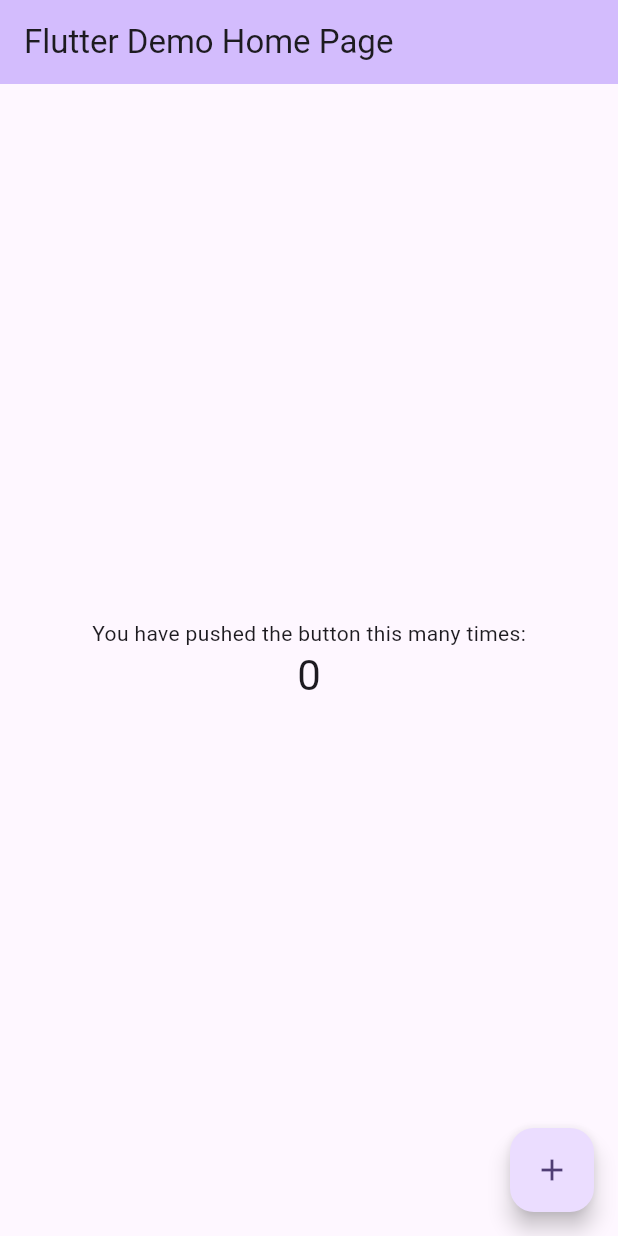
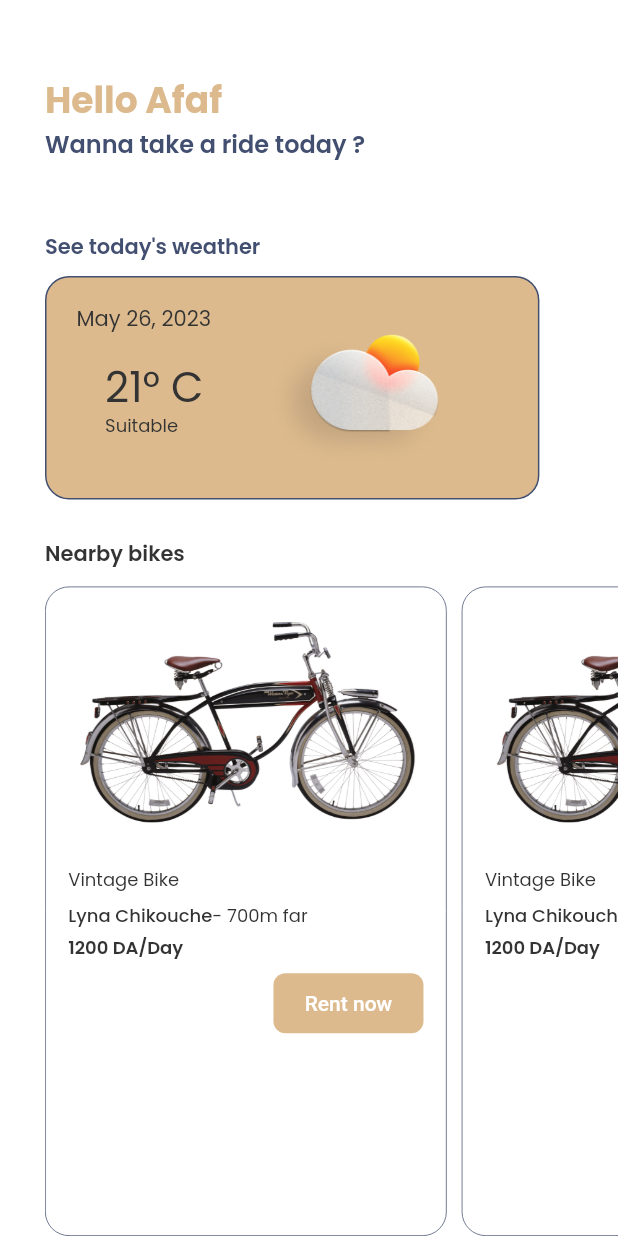
Before and after one commit to MeriemAfafHaddou/BikeShare-frontend, a Flutter app: the screen it shows after launch, on a phone screen of 412 x 824 dp. Run offline on Flutter 3.47's test engine with Material 2 defaults, Android fonts, the phone set to English and light mode, and no system bars; our stand-ins replace google_fonts, weather.

Commit message:
Screen : home

```diff
--- a/lib/config/colors.dart
+++ b/lib/config/colors.dart
@@ -1,7 +1,7 @@
 import 'package:flutter/material.dart';
 
 class AppColors {
-  static const beige = Color(0xFFDCBA8D);
+  static const yellow = Color(0xFFDCBA8D);
   static const blue = Color(0xFF424F70);
   static const grey = Color(0xFF656565);
   static const darkGrey = Color(0xFF333333);
--- a/lib/config/theme.dart
+++ b/lib/config/theme.dart
@@ -1,14 +1,13 @@
 import 'package:flutter/material.dart';
 import 'package:google_fonts/google_fonts.dart';
-
-import 'colors.dart';
+import 'config.dart';
 
 class AppTheme {
   static ThemeData defaultTheme = ThemeData(
       scaffoldBackgroundColor: AppColors.white,
       textTheme: TextTheme(
-        titleLarge: GoogleFonts.poppins(
-            fontWeight: FontWeight.w700, fontSize: 24),
+        titleLarge: GoogleFonts.pacifico(
+            fontWeight: FontWeight.w700, fontSize: 24, height: 36),
         titleMedium: GoogleFonts.poppins(
             fontWeight: FontWeight.w600, fontSize: 24),
         titleSmall: GoogleFonts.poppins(
--- a/lib/main.dart
+++ b/lib/main.dart
@@ -1,3 +1,4 @@
+import 'package:bikeshare/views/home.dart';
 import 'package:flutter/material.dart';
 
 void main() {
@@ -11,115 +12,8 @@ class MyApp extends StatelessWidget {
   @override
   Widget build(BuildContext context) {
     return MaterialApp(
-      title: 'Flutter Demo',
-      theme: ThemeData(
-        // This is the theme of your application.
-        //
-        // TRY THIS: Try running your application with "flutter run". You'll see
-        // the application has a blue toolbar. Then, without quitting the app,
-        // try changing the seedColor in the colorScheme below to Colors.green
-        // and then invoke "hot reload" (save your changes or press the "hot
-        // reload" button in a Flutter-supported IDE, or press "r" if you used
-        // the command line to start the app).
-        //
-        // Notice that the counter didn't reset back to zero; the application
-        // state is not lost during the reload. To reset the state, use hot
-        // restart instead.
-        //
-        // This works for code too, not just values: Most code changes can be
-        // tested with just a hot reload.
-        colorScheme: ColorScheme.fromSeed(seedColor: Colors.deepPurple),
-        useMaterial3: true,
-      ),
-      home: const MyHomePage(title: 'Flutter Demo Home Page'),
+      debugShowCheckedModeBanner:false,
+      home: Home(),
     );
   }
 }
-
-class MyHomePage extends StatefulWidget {
-  const MyHomePage({super.key, required this.title});
-
-  // This widget is the home page of your application. It is stateful, meaning
-  // that it has a State object (defined below) that contains fields that affect
-  // how it looks.
-
-  // This class is the configuration for the state. It holds the values (in this
-  // case the title) provided by the parent (in this case the App widget) and
-  // used by the build method of the State. Fields in a Widget subclass are
-  // always marked "final".
-
-  final String title;
-
-  @override
-  State<MyHomePage> createState() => _MyHomePageState();
-}
-
-class _MyHomePageState extends State<MyHomePage> {
-  int _counter = 0;
-
-  void _incrementCounter() {
-    setState(() {
-      // This call to setState tells the Flutter framework that something has
-      // changed in this State, which causes it to rerun the build method below
-      // so that the display can reflect the updated values. If we changed
-      // _counter without calling setState(), then the build method would not be
-      // called again, and so nothing would appear to happen.
-      _counter++;
-    });
-  }
-
-  @override
-  Widget build(BuildContext context) {
-    // This method is rerun every time setState is called, for instance as done
-    // by the _incrementCounter method above.
-    //
-    // The Flutter framework has been optimized to make rerunning build methods
-    // fast, so that you can just rebuild anything that needs updating rather
-    // than having to individually change instances of widgets.
-    return Scaffold(
-      appBar: AppBar(
-        // TRY THIS: Try changing the color here to a specific color (to
-        // Colors.amber, perhaps?) and trigger a hot reload to see the AppBar
-        // change color while the other colors stay the same.
-        backgroundColor: Theme.of(context).colorScheme.inversePrimary,
-        // Here we take the value from the MyHomePage object that was created by
-        // the App.build method, and use it to set our appbar title.
-        title: Text(widget.title),
-      ),
-      body: Center(
-        // Center is a layout widget. It takes a single child and positions it
-        // in the middle of the parent.
-        child: Column(
-          // Column is also a layout widget. It takes a list of children and
-          // arranges them vertically. By default, it sizes itself to fit its
-          // children horizontally, and tries to be as tall as its parent.
-          //
-          // Column has various properties to control how it sizes itself and
-          // how it positions its children. Here we use mainAxisAlignment to
-          // center the children vertically; the main axis here is the vertical
-          // axis because Columns are vertical (the cross axis would be
-          // horizontal).
-          //
-          // TRY THIS: Invoke "debug painting" (choose the "Toggle Debug Paint"
-          // action in the IDE, or press "p" in the console), to see the
-          // wireframe for each widget.
-          mainAxisAlignment: MainAxisAlignment.center,
-          children: <Widget>[
-            const Text(
-              'You have pushed the button this many times:',
-            ),
-            Text(
-              '$_counter',
-              style: Theme.of(context).textTheme.headlineMedium,
-            ),
-          ],
-        ),
-      ),
-      floatingActionButton: FloatingActionButton(
-        onPressed: _incrementCounter,
-        tooltip: 'Increment',
-        child: const Icon(Icons.add),
-      ), // This trailing comma makes auto-formatting nicer for build methods.
-    );
-  }
-}
--- /dev/null
+++ b/lib/models/Bike.dart
@@ -0,0 +1,19 @@
+class Bike{
+  late int id;
+  late String name;
+  late String description;
+  late String owner;
+  late int price;
+  late String address;
+  late String phone;
+  Bike({
+    required this.id,
+    required this.name,
+    required this.description,
+    required this.owner,
+    required this.price,
+    required this.address,
+    required this.phone
+});
+
+}
--- /dev/null
+++ b/lib/models/User.dart
@@ -0,0 +1,14 @@
+class User{
+  late String firstName;
+  late String lastName;
+  late String phone;
+  late String email;
+  late String position;
+  User({
+    required this.firstName,
+    required this.lastName,
+    required this.phone,
+    required this.email,
+    required this.position
+});
+}
--- /dev/null
+++ b/lib/views/home.dart
@@ -0,0 +1,250 @@
+import 'package:bikeshare/config/config.dart';
+import 'package:bikeshare/models/Bike.dart';
+import 'package:bikeshare/models/User.dart';
+import 'package:bikeshare/widgets/RoundedColoredButton.dart';
+import 'package:flutter/material.dart';
+import 'package:weather/weather.dart';
+import 'package:intl/intl.dart';
+
+
+
+class Home extends StatelessWidget {
+  Home({Key? key}) : super(key: key);
+  var user= User(
+      firstName: "Haddou",
+      lastName: "Afaf",
+      phone: "0777796960",
+      email: "jm_haddou@esi.dz",
+      position: "Algiers");
+  var bike=Bike(
+    id:1,
+    name: "Vintage Bike",
+    description: "Discover the Vintage Cruiser, a timeless symbol of elegance and nostalgia. With its classic design, sturdy steel frame, and vintage-inspired details, this bike captures the essence of a bygone era.",
+    owner: 'Lyna Chikouche',
+    price: 1200,
+    address: 'El Biar',
+    phone: '0789898989',
+  );
+  final dateToday =DateFormat.yMMMd().format(DateTime.now());
+  @override
+  Widget build(BuildContext context) {
+    final screenSize = MediaQuery.of(context).size;
+    return Scaffold(
+      body: Container(
+        color: Colors.white,
+        padding: const EdgeInsets.only(left:30, top:40),
+        child: Column(
+          crossAxisAlignment: CrossAxisAlignment.start,
+          children: [
+            Text(
+              "Hello ${user.lastName}",
+              style: const TextStyle(
+                fontFamily: 'Poppins',
+                color:AppColors.yellow,
+                fontSize: 24,
+                fontWeight: FontWeight.w700,
+                height: 2
+              ),
+            ),
+            const Text(
+              "Wanna take a ride today ?",
+              style: TextStyle(
+                  fontFamily: 'Poppins',
+                  color:AppColors.blue,
+                  fontSize: 16,
+                  fontWeight: FontWeight.w600,
+                  height: 1.2
+              ),
+            ),
+            const SizedBox(
+              height: 50,
+            ),
+            const Text(
+              "See today's weather",
+              style: TextStyle(
+                  fontFamily: 'Poppins',
+                  color:AppColors.blue,
+                  fontSize: 14,
+                  fontWeight: FontWeight.w600,
+                  height: 1.2
+              ),
+            ),
+            Container(
+              padding: const EdgeInsets.all(20),
+              margin: const EdgeInsets.only(top:10, bottom:20),
+              width: screenSize.width*0.8,
+              decoration: BoxDecoration(
+                borderRadius: BorderRadius.circular(16),
+                color: AppColors.yellow,
+                border: Border.all(
+                  color: AppColors.blue,
+                  width: 1.0,
+                  style: BorderStyle.solid
+              ),
+              ),
+              child: Column(
+                crossAxisAlignment: CrossAxisAlignment.start,
+                children: [
+                 Text(
+                    dateToday.toString(),
+                    style:const TextStyle(
+                        fontFamily: 'Poppins',
+                        color:AppColors.darkGrey,
+                        fontSize: 14,
+                        fontWeight: FontWeight.w400,
+                        height: 1.2
+                    )
+                  ),
+                  Row(
+                    mainAxisAlignment: MainAxisAlignment.spaceEvenly,
+                    children: [
+                      const Column(
+                        crossAxisAlignment: CrossAxisAlignment.start,
+                        children: [
+                          Text("21° C",
+                              style: TextStyle(
+                                  fontFamily: 'Poppins',
+                                  color:AppColors.darkGrey,
+                                  fontSize: 28,
+                                  fontWeight: FontWeight.w400,
+                                  height: 1.2
+                              )
+                          ),
+                          Text("Suitable",
+                              style: TextStyle(
+                                  fontFamily: 'Poppins',
+                                  color:AppColors.darkGrey,
+                                  fontSize: 12,
+                                  fontWeight: FontWeight.w400,
+                                  height: 1.2
+                              )
+                          )
+                        ],
+                      ),
+                      Image.asset(
+                        'assets/images/suncloud.png', // Replace with your image path
+                        width: screenSize.width*0.4,
+                        height: 90,
+                      ),
+
+                    ],
+                  )
+                ],
+              ),
+            ),
+            const Text(
+              "Nearby bikes",
+                style: TextStyle(
+                    fontFamily: 'Poppins',
+                    color:AppColors.darkGrey,
+                    fontSize: 14,
+                    fontWeight: FontWeight.w600,
+                    height: 2
+                )
+
+            ),
+            Expanded(
+              child: ListView.builder(
+                scrollDirection: Axis.horizontal,
+                itemCount: 10,
+                itemBuilder: (context,index){
+                  return Container(
+                    margin: const EdgeInsets.only(right: 10, top:10),
+                    width: screenSize.width*0.65,
+                    height: 240,
+                    padding: const EdgeInsets.all(5),
+                    decoration: BoxDecoration(
+                      borderRadius: BorderRadius.circular(16),
+                      border: Border.all(
+                          color: AppColors.blue,
+                          width: 0.5,
+                          style: BorderStyle.solid
+                      ),
+                    ),
+                    child: Column(
+                      crossAxisAlignment: CrossAxisAlignment.start,
+                      children: [
+                        Center(
+                          child: Image.asset(
+                            'assets/images/bycicle.png', // Replace with your image path
+                            width: screenSize.width*0.6,
+                            fit: BoxFit.cover,),
+                        ),
+                        Container(
+                          margin: const EdgeInsets.only(left:10, top:20),
+                          child: Text(
+                              bike.name,
+                              style: const TextStyle(
+                                  fontFamily: 'Poppins',
+                                  color:AppColors.darkGrey,
+                                  fontSize: 12,
+                                  fontWeight: FontWeight.w400,
+                                  height: 1.2
+                              )
+                          ),
+                        ),
+                        Container(
+                          margin:EdgeInsets.only(top:10, left:10),
+                          child: Row(
+                            mainAxisAlignment: MainAxisAlignment.start,
+                            children: [
+                              Text(
+                                bike.owner,
+                                  style: const TextStyle(
+                                      fontFamily: 'Poppins',
+                                      color:AppColors.darkGrey,
+                                      fontSize: 12,
+                                      fontWeight: FontWeight.w500,
+                                      height: 1.2
+                                  )
+                              ),
+                              const Text(
+                                '- 700m far',
+                                  style: TextStyle(
+                                      fontFamily: 'Poppins',
+                                      color:AppColors.darkGrey,
+                                      fontSize: 12,
+                                      fontWeight: FontWeight.w400,
+                                      height: 1.2
+                                  )
+                              ),
+                            ],
+                          ),
+                        ),
+                       Container(
+                         margin:EdgeInsets.only(left:10),
+                         child: Text(
+                           "${bike.price} DA/Day",
+                             style: const TextStyle(
+                                 fontFamily: 'Poppins',
+                                 color:AppColors.darkGrey,
+                                 fontSize: 12,
+                                 fontWeight: FontWeight.w600,
+                                 height: 2
+                             )
+                         ),
+                       ),
+                        Align(
+                          alignment:Alignment.centerRight,
+                          child: RoundedColoredButton(
+                              width: 100,
+                              height: 40,
+                              text: "Rent now",
+                              textColor: AppColors.white,
+                              fillColor: AppColors.yellow,
+                              shadowBlurRadius: 0,
+                              onPressed: (){}),
+                        ),
+                      ],
+                    ),
+                  );
+                },
+
+              ),
+            ),
+          ],
+        ),
+      ),
+    );
+  }
+}
--- /dev/null
+++ b/lib/widgets/RoundedColoredButton.dart
@@ -0,0 +1,54 @@
+import 'package:flutter/material.dart';
+import 'package:flutter/widgets.dart';
+
+class RoundedColoredButton extends StatelessWidget {
+  double width;
+  double height;
+  Color textColor;
+  Color fillColor;
+  String text;
+  VoidCallback onPressed;
+  double shadowBlurRadius;
+
+
+  RoundedColoredButton({
+    Key? key,
+    required this.width,
+    required this.height,
+    required this.text,
+    required this.textColor,
+    required this.fillColor,
+    required this.shadowBlurRadius,
+    required this.onPressed,
+  }) : super(key: key);
+
+  @override
+  Widget build(BuildContext context) {
+    return Container(
+      margin: const EdgeInsets.symmetric(vertical: 3, horizontal: 10),
+      child: TextButton(
+          style: ButtonStyle(
+            fixedSize: MaterialStateProperty.all(Size(
+              this.width,
+              this.height,
+            )),
+            foregroundColor: MaterialStateProperty.all(this.textColor),
+            backgroundColor: MaterialStateProperty.all(this.fillColor),
+            shape: MaterialStateProperty.all<RoundedRectangleBorder>(
+              RoundedRectangleBorder(
+                borderRadius: BorderRadius.circular(8),
+              ),
+            ),
+          ),
+          onPressed: this.onPressed,
+          child: Text(
+            this.text,
+            style: const TextStyle(
+                fontSize: 14,
+                fontWeight: FontWeight.w500
+            ),
+          )
+      ),
+    );
+  }
+}
```
Also changed, not shown: pubspec.yaml (+11 -8 lines), assets/fonts/Poppins-Bold.ttf (added), assets/fonts/Poppins-Medium.ttf (added), assets/fonts/Poppins-Regular.ttf (added), assets/fonts/Poppins-SemiBold.ttf (added), assets/images/bycicle.png (added), assets/images/suncloud.png (added), pubspec.lock.
